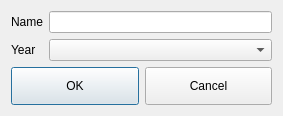
This is kmymoney/dialogs/knewbudgetdlgdecl.ui in KDE/kmymoney as Qt 5 draws it before an edit. The edited form follows.
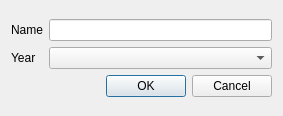
This is the edited form. Custom widgets are drawn as their Qt base class.

Commit message:
Use QDialogButtonBox when possible
Switch few dialogs to QDialogButtonBox instead of manually creating the
buttons of dialogs: this avoids wasting strings in UI files, and to
override them later using KStandardGuiItem elements.

Patch:
```diff
--- a/kmymoney/dialogs/knewbudgetdlgdecl.ui
+++ b/kmymoney/dialogs/knewbudgetdlgdecl.ui
@@ -68,34 +68,11 @@
       </layout>
      </item>
      <item>
-      <layout class="QHBoxLayout">
-       <item>
-        <widget class="QPushButton" name="m_pbOk">
-         <property name="sizePolicy">
-          <sizepolicy hsizetype="Preferred" vsizetype="Preferred">
-           <horstretch>0</horstretch>
-           <verstretch>0</verstretch>
-          </sizepolicy>
-         </property>
-         <property name="text">
-          <string>OK</string>
-         </property>
-        </widget>
-       </item>
-       <item>
-        <widget class="QPushButton" name="m_pbCancel">
-         <property name="sizePolicy">
-          <sizepolicy hsizetype="Preferred" vsizetype="Preferred">
-           <horstretch>0</horstretch>
-           <verstretch>0</verstretch>
-          </sizepolicy>
-         </property>
-         <property name="text">
-          <string>Cancel</string>
-         </property>
-        </widget>
-       </item>
-      </layout>
+      <widget class="QDialogButtonBox" name="buttonBox">
+       <property name="standardButtons">
+        <set>QDialogButtonBox::Cancel|QDialogButtonBox::Ok</set>
+       </property>
+      </widget>
      </item>
     </layout>
    </item>
```
Left out of the diff: 35 changed lines with no effect on the pictures. The commit also changes 27 other files.
